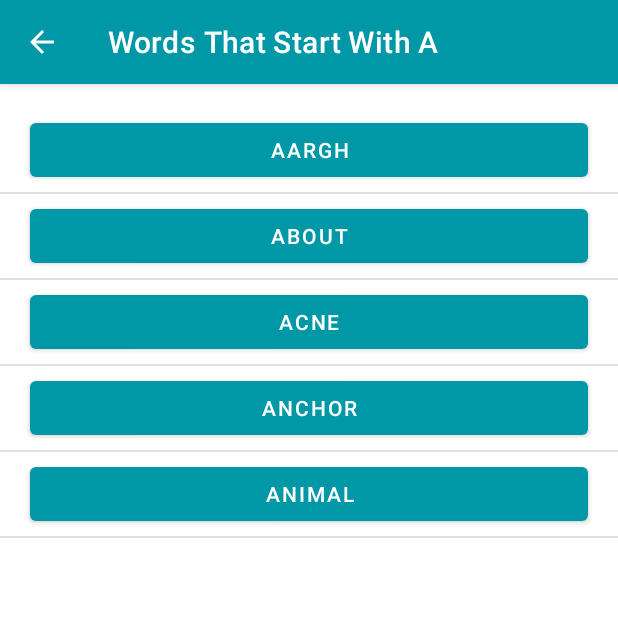
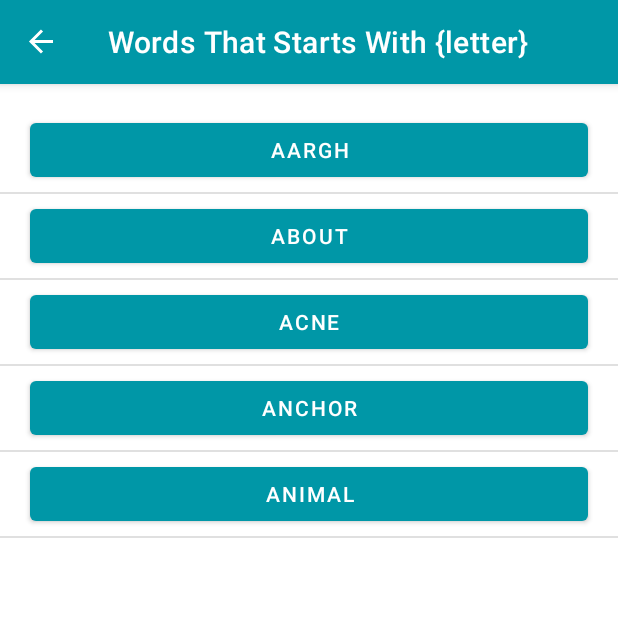
Before and after one commit to jagatjeeban/Words-App, an Android app: the screen it shows after launch (DetailActivity before the commit, MainActivity after it), after a tap on an icon or button, on a phone screen of 412 x 824 dp, the top half of it. Run offline under Robolectric (Android 15) with nearby library versions, the phone set to English and light mode, and no system bars; our stand-ins replace navigation-ui; 1 other tap on this screen came first.

Commit message:
Used Navigation Components

```diff
--- a/app/build.gradle
+++ b/app/build.gradle
@@ -17,6 +17,7 @@ plugins {
     id 'com.android.application'
     id 'kotlin-android'
     id 'kotlin-kapt'
+    id 'androidx.navigation.safeargs.kotlin'
 }
 
 android {
@@ -59,4 +60,8 @@ dependencies {
     implementation "androidx.appcompat:appcompat:$appcompat_version"
     implementation "com.google.android.material:material:$material_version"
     implementation "androidx.constraintlayout:constraintlayout:$constraintlayout_version"
+    implementation 'androidx.legacy:legacy-support-v4:1.0.0'
+
+    implementation "androidx.navigation:navigation-fragment-ktx:$nav_version"
+    implementation "androidx.navigation:navigation-ui-ktx:$nav_version"
 }
--- a/app/src/main/AndroidManifest.xml
+++ b/app/src/main/AndroidManifest.xml
@@ -24,9 +24,7 @@
         android:roundIcon="@mipmap/ic_launcher_round"
         android:supportsRtl="true"
         android:theme="@style/Theme.Words">
-        <activity
-            android:name=".DetailActivity"
-            android:parentActivityName=".MainActivity" />
+
         <activity android:name=".MainActivity">
             <intent-filter>
                 <action android:name="android.intent.action.MAIN" />
--- a/app/src/main/java/com/example/wordsapp/DetailActivity.kt
+++ /dev/null
@@ -1,57 +0,0 @@
-/*
- * Copyright (C) 2020 The Android Open Source Project
- *
- * Licensed under the Apache License, Version 2.0 (the "License");
- * you may not use this file except in compliance with the License.
- * You may obtain a copy of the License at
- *
- *      http://www.apache.org/licenses/LICENSE-2.0
- *
- * Unless required by applicable law or agreed to in writing, software
- * distributed under the License is distributed on an "AS IS" BASIS,
- * WITHOUT WARRANTIES OR CONDITIONS OF ANY KIND, either express or implied.
- * See the License for the specific language governing permissions and
- * limitations under the License.
- */
-package com.example.wordsapp
-
-import android.os.Bundle
-import androidx.appcompat.app.AppCompatActivity
-import androidx.recyclerview.widget.DividerItemDecoration
-import androidx.recyclerview.widget.LinearLayoutManager
-import com.example.wordsapp.databinding.ActivityDetailBinding
-
-
-class DetailActivity : AppCompatActivity() {
-
-    companion object{
-        const val LETTER = "letter"
-        const val SEARCH_PREFIX = "https://www.google.com/search?q="
-    }
-
-    override fun onCreate(savedInstanceState: Bundle?) {
-        super.onCreate(savedInstanceState)
-
-        // Retrieve a binding object that allows you to refer to views by id name
-        // Names are converted from snake case to camel case.
-        // For example, a View with the id word_one is referenced as binding.wordOne
-        val binding = ActivityDetailBinding.inflate(layoutInflater)
-        setContentView(binding.root)
-
-        // Retrieve the LETTER from the Intent extras
-        // intent.extras.getString returns String? (String or null)
-        // so toString() guarantees that the value will be a String
-        val letterId = intent?.extras?.getString(LETTER).toString()
-
-        val recyclerView = binding.recyclerView
-        recyclerView.layoutManager = LinearLayoutManager(this)
-        recyclerView.adapter = WordAdapter(letterId, this)
-
-        // Adds a [DividerItemDecoration] between items
-        recyclerView.addItemDecoration(
-            DividerItemDecoration(this, DividerItemDecoration.VERTICAL)
-        )
-
-        title = getString(R.string.detail_prefix) + " " + letterId
-    }
-}
--- a/app/src/main/java/com/example/wordsapp/LetterAdapter.kt
+++ b/app/src/main/java/com/example/wordsapp/LetterAdapter.kt
@@ -23,6 +23,7 @@ import android.view.ViewGroup
 import android.view.accessibility.AccessibilityNodeInfo
 import android.widget.Button
 import androidx.annotation.RequiresApi
+import androidx.navigation.findNavController
 import androidx.recyclerview.widget.RecyclerView
 
 /**
@@ -65,10 +66,9 @@ class LetterAdapter :
         holder.button.text = item.toString()
 
         holder.button.setOnClickListener{
-            val context = holder.view.context
-            val intent = Intent(context, DetailActivity::class.java)
-            intent.putExtra(DetailActivity.LETTER,holder.button.text.toString())
-            context.startActivity(intent)
+            val action = LetterListFragmentDirections
+                    .actionLetterListFragmentToWordListFragment(letter = holder.button.text.toString())
+            holder.view.findNavController().navigate(action)
         }
     }
 
--- /dev/null
+++ b/app/src/main/java/com/example/wordsapp/LetterListFragment.kt
@@ -0,0 +1,86 @@
+package com.example.wordsapp
+
+import android.os.Bundle
+import android.view.*
+import androidx.core.content.ContextCompat
+import androidx.fragment.app.Fragment
+import androidx.recyclerview.widget.GridLayoutManager
+import androidx.recyclerview.widget.LinearLayoutManager
+import androidx.recyclerview.widget.RecyclerView
+import com.example.wordsapp.databinding.FragmentLetterListBinding
+
+
+class LetterListFragment : Fragment() {
+
+    private var _binding: FragmentLetterListBinding? = null
+    private val binding get() = _binding !!
+    private lateinit var recyclerView: RecyclerView
+    private var isLinearLayoutManager = true
+
+    override fun onCreate(savedInstanceState: Bundle?) {
+        super.onCreate(savedInstanceState)
+        setHasOptionsMenu(true)
+    }
+
+    override fun onCreateView(inflater: LayoutInflater, container: ViewGroup?, savedInstanceState: Bundle?): View? {
+        _binding = FragmentLetterListBinding.inflate(inflater, container,false)
+
+        val view = binding.root
+        return view
+    }
+
+    override fun onViewCreated(view: View, savedInstanceState: Bundle?) {
+        super.onViewCreated(view, savedInstanceState)
+        recyclerView = binding.recyclerView
+        chooseLayout()
+    }
+
+    override fun onDestroyView() {
+        super.onDestroyView()
+        _binding = null
+    }
+
+    override fun onCreateOptionsMenu(menu: Menu, inflater: MenuInflater) {
+        super.onCreateOptionsMenu(menu, inflater)
+        inflater.inflate(R.menu.layout_menu, menu)
+
+        val layoutButton = menu.findItem(R.id.action_switch_layout)
+        setIcon(layoutButton)
+    }
+
+    private fun chooseLayout(){
+        if (isLinearLayoutManager){
+            recyclerView.layoutManager = GridLayoutManager(context,3)
+        } else {
+            recyclerView.layoutManager = LinearLayoutManager(context)
+        }
+        recyclerView.adapter = LetterAdapter()
+    }
+
+    private fun setIcon(menuItem:MenuItem?){
+        if (menuItem == null){
+            return
+        }
+        if (isLinearLayoutManager){
+            menuItem.icon = ContextCompat.getDrawable(this.requireContext(), R.drawable.ic_linear_layout)
+        }
+        else {
+            menuItem.icon = ContextCompat.getDrawable(this.requireContext(), R.drawable.ic_grid_layout)
+        }
+    }
+
+
+
+    override fun onOptionsItemSelected(item: MenuItem): Boolean {
+        return when (item.itemId) {
+            R.id.action_switch_layout -> {
+                isLinearLayoutManager = !isLinearLayoutManager
+                chooseLayout()
+                setIcon(item)
+
+                return true
+            }
+            else -> super.onOptionsItemSelected(item)
+        }
+    }
+}
--- a/app/src/main/java/com/example/wordsapp/MainActivity.kt
+++ b/app/src/main/java/com/example/wordsapp/MainActivity.kt
@@ -20,6 +20,9 @@ import android.view.Menu
 import android.view.MenuItem
 import androidx.appcompat.app.AppCompatActivity
 import androidx.core.content.ContextCompat
+import androidx.navigation.NavController
+import androidx.navigation.fragment.NavHostFragment
+import androidx.navigation.ui.setupActionBarWithNavController
 import androidx.recyclerview.widget.GridLayoutManager
 import androidx.recyclerview.widget.LinearLayoutManager
 import androidx.recyclerview.widget.RecyclerView
@@ -29,8 +32,8 @@ import com.example.wordsapp.databinding.ActivityMainBinding
  * Main Activity and entry point for the app. Displays a RecyclerView of letters.
  */
 class MainActivity : AppCompatActivity() {
-    private lateinit var recyclerView: RecyclerView
-    private var isLinearLayoutManager = true
+
+    private lateinit var navController: NavController
 
     override fun onCreate(savedInstanceState: Bundle?) {
         super.onCreate(savedInstanceState)
@@ -38,51 +41,15 @@ class MainActivity : AppCompatActivity() {
         val binding = ActivityMainBinding.inflate(layoutInflater)
         setContentView(binding.root)
 
-        recyclerView = binding.recyclerView
-        // Sets the LinearLayoutManager of the recyclerview
-        chooseLayout()
+        val navHostFragment = supportFragmentManager.findFragmentById(R.id.nav_host_fragment) as NavHostFragment
+        navController = navHostFragment.navController
+
+        setupActionBarWithNavController(navController)
+
     }
 
-    private fun chooseLayout(){
-        if (isLinearLayoutManager){
-            recyclerView.layoutManager = GridLayoutManager(this,3)
-        } else {
-            recyclerView.layoutManager = LinearLayoutManager(this)
-        }
-        recyclerView.adapter = LetterAdapter()
+    override fun onSupportNavigateUp(): Boolean {
+        return navController.navigateUp() || super.onSupportNavigateUp()
+
     }
-
-    private fun setIcon(menuItem:MenuItem?){
-        if (menuItem == null){
-            return
-        }
-        if (isLinearLayoutManager){
-            menuItem.icon = ContextCompat.getDrawable(this, R.drawable.ic_linear_layout)
-        }
-        else {
-            menuItem.icon = ContextCompat.getDrawable(this, R.drawable.ic_grid_layout)
-        }
-    }
-
-    override fun onCreateOptionsMenu(menu: Menu?): Boolean {
-        menuInflater.inflate(R.menu.layout_menu, menu)
-        val layoutMenu = menu?.findItem(R.id.action_switch_layout)
-
-        setIcon(layoutMenu)
-        return true
-    }
-
-    override fun onOptionsItemSelected(item: MenuItem): Boolean {
-        return when (item.itemId) {
-            R.id.action_switch_layout -> {
-                isLinearLayoutManager = !isLinearLayoutManager
-                chooseLayout()
-                setIcon(item)
-
-                return true
-            }
-            else -> super.onOptionsItemSelected(item)
-        }
-    }
-
 }
--- a/app/src/main/java/com/example/wordsapp/WordAdapter.kt
+++ b/app/src/main/java/com/example/wordsapp/WordAdapter.kt
@@ -84,7 +84,7 @@ class WordAdapter(private val letterId: String, context: Context) :
         // Set the text of the WordViewHolder
         holder.button.text = item
         holder.button.setOnClickListener{
-           val queryUrl: Uri = Uri.parse("${DetailActivity.SEARCH_PREFIX}$item")
+           val queryUrl: Uri = Uri.parse("${WordListFragment.SEARCH_PREFIX}$item")
             val intent = Intent(Intent.ACTION_VIEW, queryUrl)
             context.startActivity(intent)
         }
--- /dev/null
+++ b/app/src/main/java/com/example/wordsapp/WordListFragment.kt
@@ -0,0 +1,64 @@
+package com.example.wordsapp
+
+import android.os.Bundle
+import androidx.fragment.app.Fragment
+import android.view.LayoutInflater
+import android.view.View
+import android.view.ViewGroup
+import androidx.recyclerview.widget.DividerItemDecoration
+import androidx.recyclerview.widget.LinearLayoutManager
+import androidx.recyclerview.widget.RecyclerView
+import com.example.wordsapp.databinding.FragmentWordListBinding
+
+
+class WordListFragment : Fragment() {
+    companion object{
+        const val LETTER = "letter"
+        const val SEARCH_PREFIX = "https://www.google.com/search?q=meaning of word "
+    }
+
+    private var title:String? = null
+    private var _binding:FragmentWordListBinding? = null
+    private val binding get() = _binding !!
+    private lateinit var recyclerView:RecyclerView
+    private lateinit var letterId : String
+
+    override fun onCreate(savedInstanceState: Bundle?) {
+        super.onCreate(savedInstanceState)
+        setHasOptionsMenu(true)
+
+        arguments?.let {
+            letterId = it.get(LETTER).toString()
+        }
+    }
+
+    override fun onCreateView(inflater: LayoutInflater, container: ViewGroup?, savedInstanceState: Bundle?): View? {
+        _binding = FragmentWordListBinding.inflate(inflater, container, false)
+
+        val view = binding.root
+        return view
+
+    }
+
+    override fun onViewCreated(view: View, savedInstanceState: Bundle?) {
+        super.onViewCreated(view, savedInstanceState)
+        recyclerView = binding.recyclerView
+        recyclerView.layoutManager = LinearLayoutManager(requireContext())
+
+
+        recyclerView.adapter = WordAdapter(letterId, requireContext())
+
+        recyclerView.addItemDecoration(
+                DividerItemDecoration(context, DividerItemDecoration.VERTICAL)
+        )
+
+        title = getString(R.string.detail_prefix) + " " + letterId
+    }
+
+    override fun onDestroyView() {
+        super.onDestroyView()
+        _binding = null
+    }
+
+
+}
--- a/app/src/main/res/layout/activity_detail.xml
+++ /dev/null
@@ -1,30 +0,0 @@
-<?xml version="1.0" encoding="utf-8"?><!--
-     Copyright (C) 2020 The Android Open Source Project
-
-     Licensed under the Apache License, Version 2.0 (the "License");
-     you may not use this file except in compliance with the License.
-     You may obtain a copy of the License at
-
-          http://www.apache.org/licenses/LICENSE-2.0
-
-     Unless required by applicable law or agreed to in writing, software
-     distributed under the License is distributed on an "AS IS" BASIS,
-     WITHOUT WARRANTIES OR CONDITIONS OF ANY KIND, either express or implied.
-     See the License for the specific language governing permissions and
-     limitations under the License.
--->
-
-<FrameLayout xmlns:android="http://schemas.android.com/apk/res/android"
-    xmlns:tools="http://schemas.android.com/tools"
-    android:layout_width="match_parent"
-    android:layout_height="match_parent"
-    tools:context=".DetailActivity">
-
-    <androidx.recyclerview.widget.RecyclerView
-        android:id="@+id/recycler_view"
-        android:layout_width="match_parent"
-        android:layout_height="match_parent"
-        android:clipToPadding="false"
-        android:padding="16dp"/>
-
-</FrameLayout>
--- a/app/src/main/res/layout/activity_main.xml
+++ b/app/src/main/res/layout/activity_main.xml
@@ -15,14 +15,16 @@
 -->
 <FrameLayout xmlns:android="http://schemas.android.com/apk/res/android"
     xmlns:tools="http://schemas.android.com/tools"
+    xmlns:app="http://schemas.android.com/apk/res-auto"
     android:layout_width="match_parent"
     android:layout_height="match_parent"
     tools:context=".MainActivity">
 
-    <androidx.recyclerview.widget.RecyclerView
-        android:id="@+id/recycler_view"
+    <androidx.fragment.app.FragmentContainerView
+        android:id="@+id/nav_host_fragment"
+        android:name="androidx.navigation.fragment.NavHostFragment"
         android:layout_width="match_parent"
         android:layout_height="match_parent"
-        android:clipToPadding="false"
-        android:padding="16dp" />
+        app:defaultNavHost="true"
+        app:navGraph="@navigation/nav_graph"/>
 </FrameLayout>
--- /dev/null
+++ b/app/src/main/res/layout/fragment_letter_list.xml
@@ -0,0 +1,15 @@
+<?xml version="1.0" encoding="utf-8"?>
+<FrameLayout xmlns:android="http://schemas.android.com/apk/res/android"
+    xmlns:tools="http://schemas.android.com/tools"
+    android:layout_width="match_parent"
+    android:layout_height="match_parent"
+    tools:context=".LetterListFragment">
+
+    <androidx.recyclerview.widget.RecyclerView
+        android:id="@+id/recycler_view"
+        android:layout_width="match_parent"
+        android:layout_height="match_parent"
+        android:clipToPadding="false"
+        android:padding="16dp" />
+
+</FrameLayout>
--- /dev/null
+++ b/app/src/main/res/layout/fragment_word_list.xml
@@ -0,0 +1,16 @@
+<?xml version="1.0" encoding="utf-8"?>
+<FrameLayout xmlns:android="http://schemas.android.com/apk/res/android"
+    xmlns:tools="http://schemas.android.com/tools"
+    android:layout_width="match_parent"
+    android:layout_height="match_parent"
+    tools:context=".WordListFragment">
+
+    <androidx.recyclerview.widget.RecyclerView
+        android:id="@+id/recycler_view"
+        android:layout_width="match_parent"
+        android:layout_height="match_parent"
+        android:clipToPadding="false"
+        android:padding="16dp"
+        tools:listitem="@layout/item_view"/>
+
+</FrameLayout>
--- /dev/null
+++ b/app/src/main/res/navigation/nav_graph.xml
@@ -0,0 +1,26 @@
+<?xml version="1.0" encoding="utf-8"?>
+<navigation xmlns:android="http://schemas.android.com/apk/res/android"
+    xmlns:app="http://schemas.android.com/apk/res-auto"
+    xmlns:tools="http://schemas.android.com/tools"
+    android:id="@+id/nav_graph.xml"
+    app:startDestination="@id/letterListFragment">
+
+    <fragment
+        android:id="@+id/letterListFragment"
+        android:name="com.example.wordsapp.LetterListFragment"
+        android:label="@string/app_name"
+        tools:layout="@layout/fragment_letter_list">
+        <action
+            android:id="@+id/action_letterListFragment_to_wordListFragment"
+            app:destination="@id/wordListFragment" />
+    </fragment>
+    <fragment
+        android:id="@+id/wordListFragment"
+        android:name="com.example.wordsapp.WordListFragment"
+        android:label="@string/words_list_fragment_label"
+        tools:layout="@layout/fragment_word_list">
+        <argument
+            android:name="letter"
+            app:argType="string" />
+    </fragment>
+</navigation>
--- a/app/src/main/res/values/strings.xml
+++ b/app/src/main/res/values/strings.xml
@@ -1,5 +1,4 @@
-<?xml version="1.0" encoding="utf-8"?>
-<!--
+<?xml version="1.0" encoding="utf-8"?><!--
      Copyright (C) 2020 The Android Open Source Project
 
      Licensed under the Apache License, Version 2.0 (the "License");
@@ -16,8 +15,11 @@
 -->
 <resources>
     <string name="app_name">Words</string>
+    <string name="words_list_fragment_label">Words That Starts With {letter}</string>
     <string name="detail_prefix">Words That Start With</string>
     <string name="action_switch_layout">Switch Layout</string>
     <string name="look_up_word">Look up word in a Browser Search</string>
     <string name="look_up_words">Show Stored Words</string>
+    <!-- TODO: Remove or change this placeholder text -->
+    <string name="hello_blank_fragment">Hello blank fragment</string>
 </resources>
```
